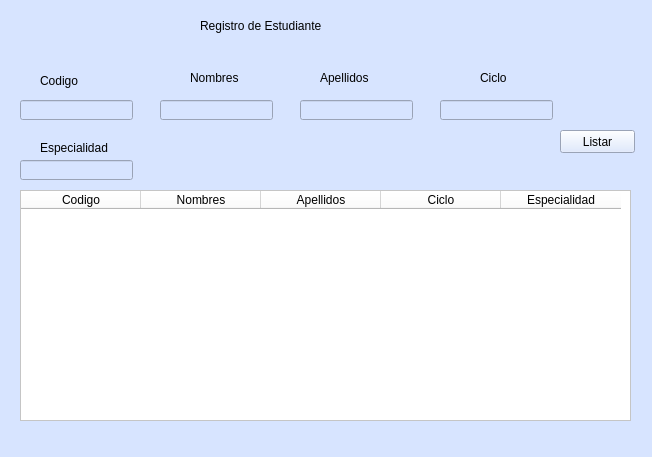
Before: the Qt Designer form UI/ventanaEstudiante.ui in KevinValdezVargas/expert-broccoli, drawn with Qt 5.
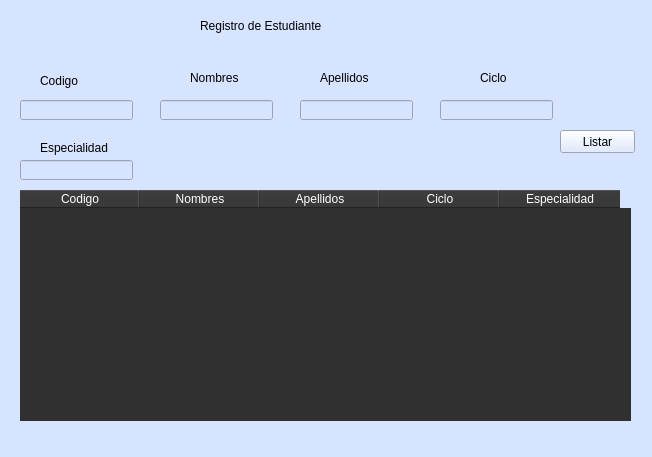
After: the same form once the commit is applied.

Diff of the .ui file:
```diff
--- a/UI/ventanaEstudiante.ui
+++ b/UI/ventanaEstudiante.ui
@@ -179,7 +179,15 @@
      </rect>
     </property>
     <property name="styleSheet">
-     <string notr="true">background-color: rgb(255, 255, 255);</string>
+     <string notr="true">QTableWidget{
+background-color: #303030;
+color: white;
+border:none;
+}
+QHeaderView::section{
+background-color: #303030;
+color: white;
+}</string>
     </property>
     <property name="autoScroll">
      <bool>true</bool>
```
